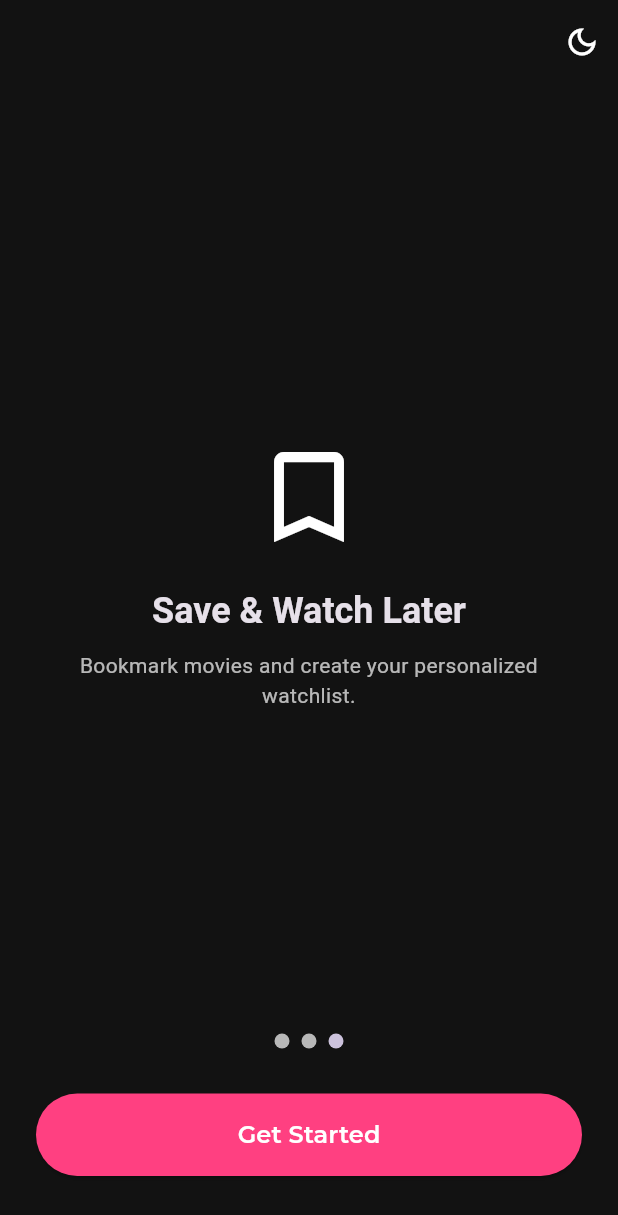
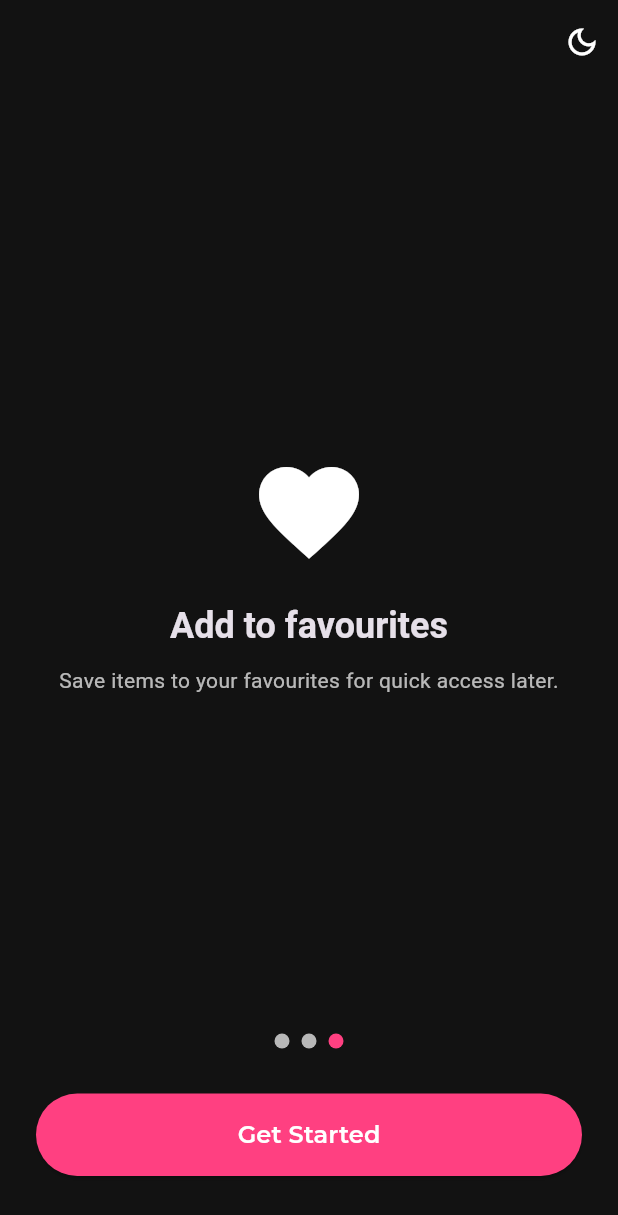
Before and after one commit to Nita9ice/Trend-View, a Flutter app: the screen it shows after launch, swiped to page 3, on a phone screen of 412 x 824 dp. Shown: the top 1215 px of the screen. Run offline on Flutter 3.47's test engine with Material 3 defaults, Android fonts, the phone set to English and light mode, and no system bars; drawn by our look-alikes of smooth_page_indicator; our stand-ins replace carousel_slider, cloud_firestore, firebase_auth, firebase_core, firebase_storage, google_fonts and 3 more; accounts and stored records are empty.

Commit message:
final clean up and polish

```diff
--- a/lib/screens/verify_email.dart
+++ b/lib/screens/verify_email.dart
@@ -12,9 +12,13 @@ class VerifyEmailScreen extends StatefulWidget {
 }
 
 class _VerifyEmailScreenState extends State<VerifyEmailScreen> {
+  // Tracks the loading state to show a progress indicator when needed.
   bool isLoading = false;
+
+  // FirebaseAuth instance used for handling user authentication.
   final FirebaseAuth _auth = FirebaseAuth.instance;
 
+  // function to verify user
   Future<void> _checkEmailVerified() async {
     setState(() {
       isLoading = true;
@@ -30,6 +34,7 @@ class _VerifyEmailScreenState extends State<VerifyEmailScreen> {
         DialogBox.showSuccessDialog(context, 'Email verified successfully!');
         Future.delayed(const Duration(seconds: 1), () {
           if (!mounted) return;
+          //  after successful verification take me to home screen
           Navigator.pushReplacementNamed(context, '/home');
         });
       } else {
@@ -48,6 +53,7 @@ class _VerifyEmailScreenState extends State<VerifyEmailScreen> {
     });
   }
 
+  // resend verification function if email was not previously sent to user
   Future<void> _resendVerificationEmail() async {
     try {
       User? user = _auth.currentUser;
--- a/lib/screens/welcome_screen.dart
+++ b/lib/screens/welcome_screen.dart
@@ -38,6 +38,7 @@ class _WelcomeScreenState extends State<WelcomeScreen> {
                   : Icons.light_mode,
               color: theme.iconTheme.color,
             ),
+
             onPressed: () {
               themeController.toggleThemeMode();
             },
@@ -58,23 +59,26 @@ class _WelcomeScreenState extends State<WelcomeScreen> {
               child: PageView(
                 controller: _controller,
                 children: const [
+                  // first pageveiw
                   OnboardItem(
                     icon: Icons.trending_up,
                     title: 'Trending Movies',
                     description:
                         'Stay updated with the hottest and most talked-about movies.',
                   ),
+                  // second pageveiw
                   OnboardItem(
                     icon: Icons.category,
                     title: 'Genre Explorer',
                     description:
                         'Browse movies based on your favorite genres and moods.',
                   ),
+                  // third pageveiw
                   OnboardItem(
-                    icon: Icons.bookmark_border,
-                    title: 'Save & Watch Later',
+                    icon: Icons.favorite,
+                    title: 'Add to favourites',
                     description:
-                        'Bookmark movies and create your personalized watchlist.',
+                        'Save items to your favourites for quick access later.',
                   ),
                 ],
               ),
@@ -88,9 +92,7 @@ class _WelcomeScreenState extends State<WelcomeScreen> {
               count: 3,
               effect: WormEffect(
                 dotColor: theme.hintColor.withAlpha((0.7 * 255).round()),
-
-                activeDotColor:
-                    theme.colorScheme.secondary, // RGBA(255, 64, 129, 1)
+                activeDotColor: Color.fromRGBO(255, 64, 129, 1),
                 dotHeight: 10,
                 dotWidth: 10,
               ),
@@ -104,6 +106,7 @@ class _WelcomeScreenState extends State<WelcomeScreen> {
               child: MyButton(
                 text: 'Get Started',
                 onPressed: () {
+                  // take me to login screen
                   Navigator.pushNamed(context, '/login');
                 },
               ),
```
